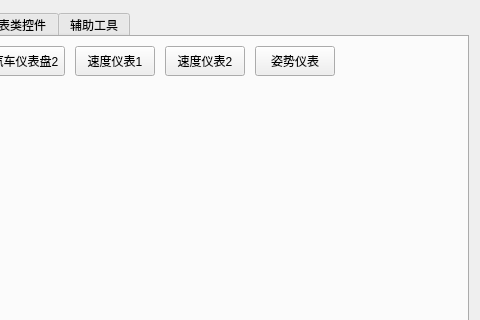
Before: the Qt Designer form Exmaple/examplewidget.ui in kevinlq/LQFramKit, drawn with Qt 5; both pictures show x 217 to 697 and y 0 to 320 of the 697 by 578 pixel window.
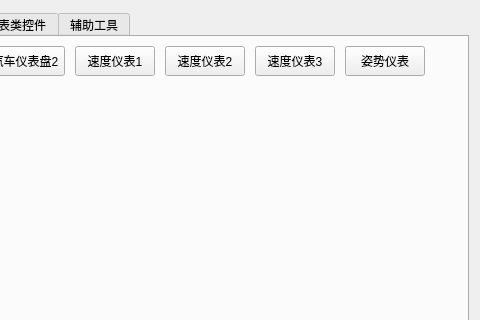
After: the same form once the commit is applied. The open tabs and pages were chosen to show the change.

```diff
--- a/Exmaple/examplewidget.ui
+++ b/Exmaple/examplewidget.ui
@@ -114,6 +114,19 @@
              </property>
             </widget>
            </item>
+           <item>
+            <widget class="QPushButton" name="pushButton_24">
+             <property name="minimumSize">
+              <size>
+               <width>0</width>
+               <height>30</height>
+              </size>
+             </property>
+             <property name="text">
+              <string>速度仪表3</string>
+             </property>
+            </widget>
+           </item>
            <item>
             <widget class="QPushButton" name="pushButton_5">
              <property name="minimumSize">
```
Left out of the diff: 2 changed lines with no effect on the pictures.
